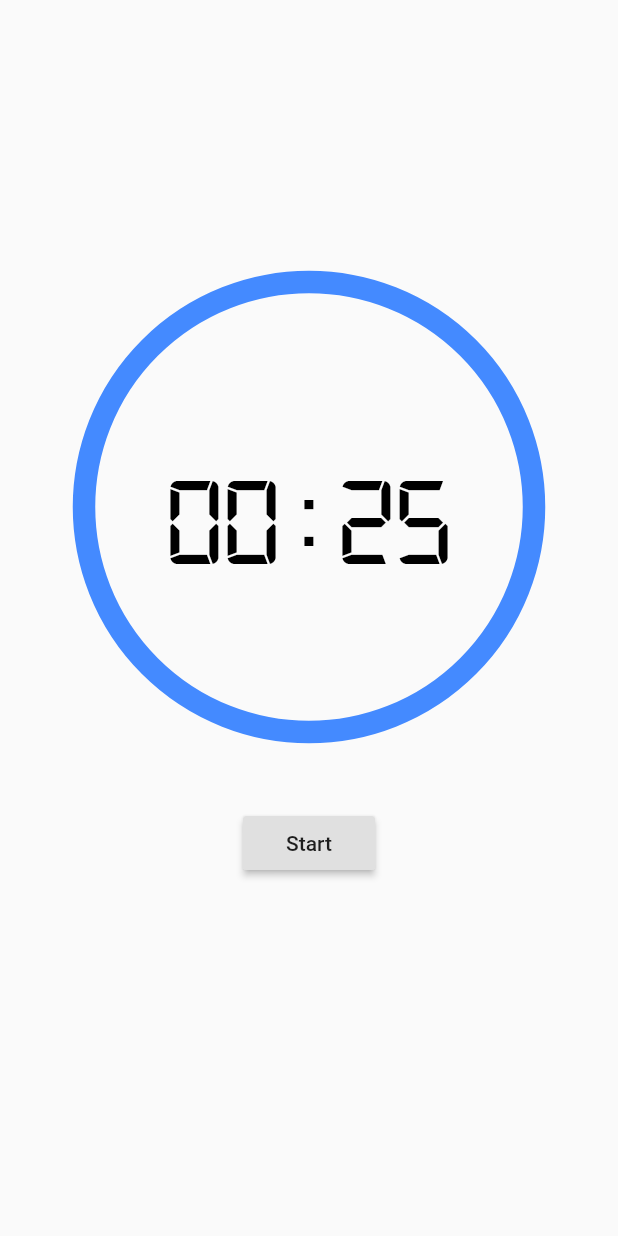
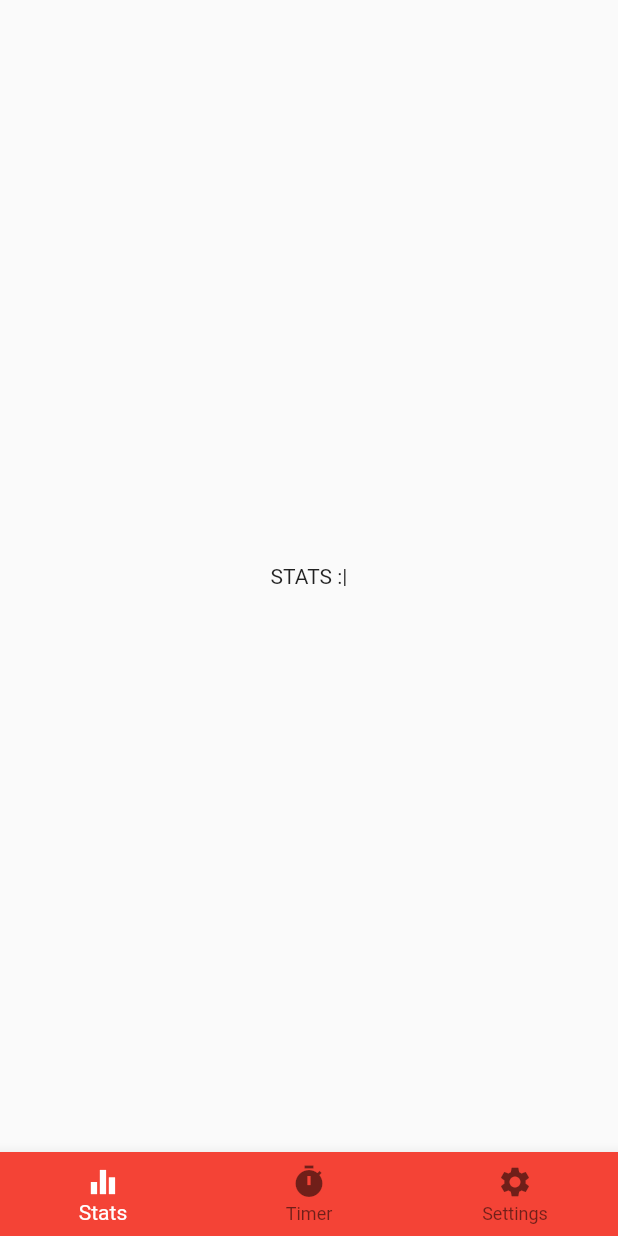
Before and after one commit to massih/pomodoro_flutter, a Flutter app: the screen it shows after launch, on a phone screen of 412 x 824 dp. Run offline on Flutter 3.47's test engine with Material 2 defaults, Android fonts, the phone set to English and light mode, and no system bars.

Commit message:
Add bottomTabBar
- Add settings and stats page
- Change theme color to red

```diff
--- a/lib/main.dart
+++ b/lib/main.dart
@@ -1,34 +1,9 @@
 import 'package:flutter/material.dart';
-import 'package:flutter_local_notifications/flutter_local_notifications.dart';
 import 'package:pomodoro/screen/pomodoro.dart';
-//
-//void main() => () {
-////      await initiateLocalNotification();
-//      return runApp(MyApp());
-//    };
+import 'package:pomodoro/screen/settings.dart';
+import 'package:pomodoro/screen/statistics.dart';
+
 void main() => runApp(MyApp());
-
-//Future initiateLocalNotification() async {
-//  FlutterLocalNotificationsPlugin flutterLocalNotificationsPlugin = FlutterLocalNotificationsPlugin();
-//  // initialise the plugin. app_icon needs to be a added as a drawable resource to the Android head project
-//  var initializationSettingsAndroid = AndroidInitializationSettings('app_icon');
-//  var initializationSettingsIOS = IOSInitializationSettings(
-//      onDidReceiveLocalNotification: onDidReceiveLocalNotification);
-//  var initializationSettings = InitializationSettings(
-//      initializationSettingsAndroid, initializationSettingsIOS);
-//  await flutterLocalNotificationsPlugin.initialize(initializationSettings,
-//      onSelectNotification: selectNotification);
-//}
-//
-//Future selectNotification(String payload) async {
-//  if (payload != null) {
-//    debugPrint('notification payload: ' + payload);
-//  }
-//  await Navigator.push(
-//    context,
-//    MaterialPageRoute(builder: (context) => SecondScreen(payload)),
-//  );
-//}
 
 class MyApp extends StatelessWidget {
   @override
@@ -36,9 +11,58 @@ class MyApp extends StatelessWidget {
     return MaterialApp(
       title: 'Pomodoro',
       theme: ThemeData(
-        primarySwatch: Colors.blue,
+        primarySwatch: Colors.red,
       ),
-      home: Pomodoro(),
+      home: HomePage(),
     );
   }
 }
+
+class HomePage extends StatefulWidget {
+  @override
+  createState() => _HomePageState();
+}
+
+class _HomePageState extends State<HomePage> {
+  int _selectedIndex = 0;
+  final List<Widget> _widgetOptions = <Widget>[
+    Statistics(),
+    Pomodoro(),
+    SettingsPage(),
+  ];
+
+  void _onItemTapped(int index) {
+    setState(() {
+      _selectedIndex = index;
+    });
+  }
+
+  @override
+  Widget build(BuildContext context) {
+    return Scaffold(
+      body: Center(
+        child: _widgetOptions.elementAt(_selectedIndex),
+      ),
+      bottomNavigationBar: BottomNavigationBar(
+        backgroundColor: Colors.red,
+        items: const <BottomNavigationBarItem>[
+          BottomNavigationBarItem(
+            icon: Icon(Icons.equalizer),
+            title: Text('Stats'),
+          ),
+          BottomNavigationBarItem(
+            icon: Icon(Icons.timer),
+            title: Text('Timer'),
+          ),
+          BottomNavigationBarItem(
+            icon: Icon(Icons.settings),
+            title: Text('Settings'),
+          ),
+        ],
+        currentIndex: _selectedIndex,
+        selectedItemColor: Colors.white,
+        onTap: _onItemTapped,
+      ),
+    );
+  }
+}
--- /dev/null
+++ b/lib/model/setting_model.dart
@@ -0,0 +1,6 @@
+class SettingsModel {
+  final int _studyPeriod;
+  final int _breakPeriod;
+
+  SettingsModel(this._studyPeriod, this._breakPeriod);
+}
--- a/lib/screen/pomodoro.dart
+++ b/lib/screen/pomodoro.dart
@@ -110,10 +110,10 @@ class _PomodoroState extends State<Pomodoro> {
 
   CircularProgressIndicator buildCircularProgressIndicator(BuildContext context) {
     return CircularProgressIndicator(
-      backgroundColor: Colors.blueAccent,
+      backgroundColor: Theme.of(context).primaryColor,
       valueColor: AlwaysStoppedAnimation<Color>(Theme
           .of(context)
-          .backgroundColor),
+          .canvasColor),
       value: _getIndicatorValue(),
       strokeWidth: 15,
     );
--- /dev/null
+++ b/lib/screen/statistics.dart
@@ -0,0 +1,9 @@
+import 'package:flutter/cupertino.dart';
+
+class Statistics extends StatelessWidget {
+  @override
+  Widget build(BuildContext context) {
+    // TODO: implement build
+    return Text('STATS :|');
+  }
+}
```
Also changed, not shown: lib/screen/settings.dart (added, +67 -0 lines), pubspec.lock.
